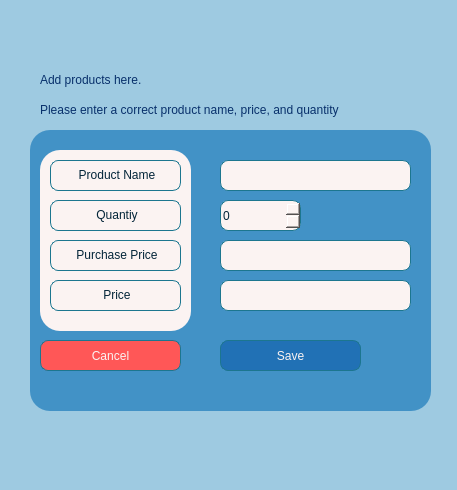
Old version of the form ui/add_product_form.ui in the repository CristobalAlex/AppDev-Project-DailySalesTracker-BSIT22A2.
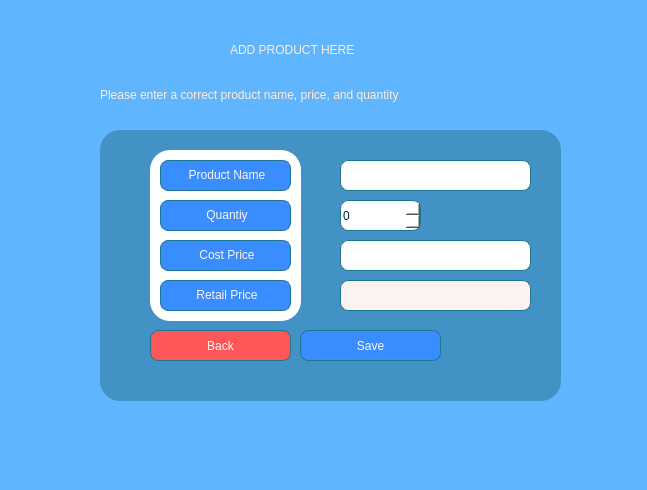
New version of the form.

Commit message: changes in add product table

The edit to the form file:
```diff
--- a/ui/add_product_form.ui
+++ b/ui/add_product_form.ui
@@ -6,25 +6,28 @@
    <rect>
     <x>0</x>
     <y>0</y>
-    <width>457</width>
+    <width>647</width>
     <height>490</height>
    </rect>
   </property>
   <property name="windowTitle">
    <string>MainWindow</string>
   </property>
+  <property name="layoutDirection">
+   <enum>Qt::LeftToRight</enum>
+  </property>
   <property name="styleSheet">
-   <string notr="true">background-color:rgb(158, 202, 225);
+   <string notr="true">background-color:rgb(96, 181, 255);
 </string>
   </property>
   <widget class="QWidget" name="centralwidget">
    <widget class="QFrame" name="frame">
     <property name="geometry">
      <rect>
-      <x>30</x>
+      <x>100</x>
       <y>130</y>
-      <width>401</width>
-      <height>281</height>
+      <width>461</width>
+      <height>271</height>
      </rect>
     </property>
     <property name="styleSheet">
@@ -40,15 +43,15 @@
     <widget class="QLabel" name="label_4">
      <property name="geometry">
       <rect>
-       <x>20</x>
+       <x>60</x>
        <y>30</y>
        <width>131</width>
        <height>31</height>
       </rect>
      </property>
      <property name="styleSheet">
-      <string notr="true">background-color:rgb(251, 243, 242);
-color:rgb(3, 37, 57);
+      <string notr="true">background-color: rgb(58, 141, 255);
+color:rgb(251, 243, 242);
 font: 75 10pt &quot;Verdana&quot;;
 border: 1px solid rgb(28, 118, 143);
 border-radius: 8px;</string>
@@ -60,14 +63,14 @@
     <widget class="Line" name="line">
      <property name="geometry">
       <rect>
-       <x>10</x>
+       <x>50</x>
        <y>20</y>
        <width>151</width>
-       <height>181</height>
+       <height>171</height>
       </rect>
      </property>
      <property name="styleSheet">
-      <string notr="true">background-color:rgb(251, 243, 242);;</string>
+      <string notr="true">background-color:rgb(255, 255, 255);</string>
      </property>
      <property name="orientation">
       <enum>Qt::Vertical</enum>
@@ -76,35 +79,38 @@
     <widget class="QLabel" name="newPassword_2">
      <property name="geometry">
       <rect>
-       <x>20</x>
-       <y>150</y>
+       <x>60</x>
+       <y>110</y>
        <width>131</width>
        <height>31</height>
       </rect>
      </property>
+     <property name="layoutDirection">
+      <enum>Qt::LeftToRight</enum>
+     </property>
      <property name="styleSheet">
-      <string notr="true">background-color:rgb(251, 243, 242);
-color:rgb(3, 37, 57);
+      <string notr="true">background-color: rgb(58, 141, 255);
+color:rgb(251, 243, 242);
 font: 75 10pt &quot;Verdana&quot;;
 border: 1px solid rgb(28, 118, 143);
 border-radius: 8px;</string>
      </property>
      <property name="text">
-      <string>&lt;html&gt;&lt;head/&gt;&lt;body&gt;&lt;p align=&quot;center&quot;&gt;Price&lt;/p&gt;&lt;/body&gt;&lt;/html&gt;</string>
+      <string>&lt;html&gt;&lt;head/&gt;&lt;body&gt;&lt;p align=&quot;center&quot;&gt;Cost Price&lt;/p&gt;&lt;/body&gt;&lt;/html&gt;</string>
      </property>
     </widget>
     <widget class="QLabel" name="newPassword_4">
      <property name="geometry">
       <rect>
-       <x>20</x>
+       <x>60</x>
        <y>70</y>
        <width>131</width>
        <height>31</height>
       </rect>
      </property>
      <property name="styleSheet">
-      <string notr="true">background-color:rgb(251, 243, 242);
-color:rgb(3, 37, 57);
+      <string notr="true">background-color: rgb(58, 141, 255);
+color:rgb(251, 243, 242);
 font: 75 10pt &quot;Verdana&quot;;
 border: 1px solid rgb(28, 118, 143);
 border-radius: 8px;</string>
@@ -116,14 +122,14 @@
     <widget class="QLineEdit" name="productNameInput">
      <property name="geometry">
       <rect>
-       <x>190</x>
+       <x>240</x>
        <y>30</y>
        <width>191</width>
        <height>31</height>
       </rect>
      </property>
      <property name="styleSheet">
-      <string notr="true">background-color:rgb(251, 243, 242);;
+      <string notr="true">background-color:rgb(255, 255, 255);
 color:rgb(3, 37, 57);
 font: 75 10pt &quot;Verdana&quot;;
 border: 1px solid rgb(28, 118, 143);
@@ -133,14 +139,14 @@
     <widget class="QLineEdit" name="priceInput">
      <property name="geometry">
       <rect>
-       <x>190</x>
-       <y>150</y>
+       <x>240</x>
+       <y>110</y>
        <width>191</width>
        <height>31</height>
       </rect>
      </property>
      <property name="styleSheet">
-      <string notr="true">background-color:rgb(251, 243, 242);;
+      <string notr="true">background-color:rgb(255, 255, 255);
 color:rgb(3, 37, 57);
 font: 75 10pt &quot;Verdana&quot;;
 border: 1px solid rgb(28, 118, 143);
@@ -150,14 +156,14 @@
     <widget class="QSpinBox" name="stockInput">
      <property name="geometry">
       <rect>
-       <x>190</x>
+       <x>240</x>
        <y>70</y>
        <width>81</width>
        <height>31</height>
       </rect>
      </property>
      <property name="styleSheet">
-      <string notr="true">background-color:rgb(251, 243, 242);;
+      <string notr="true">background-color:rgb(255, 255, 255);
 color:rgb(3, 37, 57);
 font: 75 10pt &quot;Verdana&quot;;
 border: 1px solid rgb(28, 118, 143);
@@ -167,8 +173,8 @@
     <widget class="QPushButton" name="backBtn">
      <property name="geometry">
       <rect>
-       <x>10</x>
-       <y>210</y>
+       <x>50</x>
+       <y>200</y>
        <width>141</width>
        <height>31</height>
       </rect>
@@ -181,34 +187,57 @@
 background-color:rgb(255, 87, 87);</string>
      </property>
      <property name="text">
-      <string>Cancel</string>
+      <string>Back</string>
      </property>
     </widget>
-    <widget class="QLabel" name="newPassword_3">
+    <widget class="QPushButton" name="saveBtn">
      <property name="geometry">
       <rect>
-       <x>20</x>
-       <y>110</y>
+       <x>200</x>
+       <y>200</y>
+       <width>141</width>
+       <height>31</height>
+      </rect>
+     </property>
+     <property name="styleSheet">
+      <string notr="true">border: 1px solid rgb(28, 118, 143);
+font: 75 10pt &quot;MS Shell Dlg 2&quot;;
+border-radius: 8px;
+color:rgb(251, 243, 242);
+background-color: rgb(58, 141, 255);</string>
+     </property>
+     <property name="text">
+      <string>Save</string>
+     </property>
+    </widget>
+    <widget class="QLabel" name="retaillabel">
+     <property name="geometry">
+      <rect>
+       <x>60</x>
+       <y>150</y>
        <width>131</width>
        <height>31</height>
       </rect>
      </property>
+     <property name="layoutDirection">
+      <enum>Qt::LeftToRight</enum>
+     </property>
      <property name="styleSheet">
-      <string notr="true">background-color:rgb(251, 243, 242);
-color:rgb(3, 37, 57);
+      <string notr="true">background-color: rgb(58, 141, 255);
+color:rgb(251, 243, 242);
 font: 75 10pt &quot;Verdana&quot;;
 border: 1px solid rgb(28, 118, 143);
 border-radius: 8px;</string>
      </property>
      <property name="text">
-      <string>&lt;html&gt;&lt;head/&gt;&lt;body&gt;&lt;p align=&quot;center&quot;&gt;Purchase Price&lt;/p&gt;&lt;/body&gt;&lt;/html&gt;</string>
+      <string>&lt;html&gt;&lt;head/&gt;&lt;body&gt;&lt;p align=&quot;center&quot;&gt;Retail Price&lt;/p&gt;&lt;/body&gt;&lt;/html&gt;</string>
      </property>
     </widget>
     <widget class="QLineEdit" name="purchasePriceInput">
      <property name="geometry">
       <rect>
-       <x>190</x>
-       <y>110</y>
+       <x>240</x>
+       <y>150</y>
        <width>191</width>
        <height>31</height>
       </rect>
@@ -229,64 +258,49 @@
     <zorder>priceInput</zorder>
     <zorder>stockInput</zorder>
     <zorder>backBtn</zorder>
-    <zorder>newPassword_3</zorder>
-    <zorder>purchasePriceInput</zorder>
-   </widget>
-   <widget class="QPushButton" name="saveBtn">
-    <property name="geometry">
-     <rect>
-      <x>220</x>
-      <y>340</y>
-      <width>141</width>
-      <height>31</height>
-     </rect>
-    </property>
-    <property name="styleSheet">
-     <string notr="true">border: 1px solid rgb(28, 118, 143);
-font: 75 10pt &quot;MS Shell Dlg 2&quot;;
-border-radius: 8px;
-color:rgb(251, 243, 242);
-background-color:rgb(33, 113, 181);</string>
-    </property>
-    <property name="text">
-     <string>Save</string>
-    </property>
+    <zorder>saveBtn</zorder>
+    <zorder>retaillabel</zorder>
+    <zorder>priceInput</zorder>
    </widget>
    <widget class="QLabel" name="label">
     <property name="geometry">
      <rect>
-      <x>40</x>
-      <y>70</y>
-      <width>281</width>
-      <height>20</height>
+      <x>230</x>
+      <y>40</y>
+      <width>221</width>
+      <height>21</height>
      </rect>
     </property>
     <property name="styleSheet">
-     <string notr="true">
-color:rgb(8, 48, 107);
-font: 75 12pt &quot;Verdana&quot;;</string>
+     <string notr="true">color:rgb(255, 236, 219);
+font: 75 12pt &quot;Eras Bold ITC&quot;;</string>
     </property>
     <property name="text">
-     <string>&lt;html&gt;&lt;head/&gt;&lt;body&gt;&lt;p&gt;Add products here.&lt;/p&gt;&lt;/body&gt;&lt;/html&gt;</string>
+     <string>&lt;html&gt;&lt;head/&gt;&lt;body&gt;&lt;p&gt;ADD PRODUCT HERE&lt;/p&gt;&lt;/body&gt;&lt;/html&gt;</string>
     </property>
    </widget>
    <widget class="QLabel" name="label_2">
     <property name="geometry">
      <rect>
-      <x>40</x>
-      <y>100</y>
-      <width>391</width>
-      <height>20</height>
+      <x>100</x>
+      <y>70</y>
+      <width>491</width>
+      <height>51</height>
      </rect>
     </property>
     <property name="styleSheet">
-     <string notr="true">
-color:rgb(8, 48, 107);
-font: 75 10pt &quot;Verdana&quot;;</string>
+     <string notr="true">color:rgb(255, 236, 219);
+font: 75 12pt &quot;Verdana&quot;;
+font-weight:350;
+
+</string>
     </property>
     <property name="text">
      <string>&lt;html&gt;&lt;head/&gt;&lt;body&gt;&lt;p&gt;Please enter a correct product name, price, and quantity&lt;/p&gt;&lt;/body&gt;&lt;/html&gt;</string>
     </property>
+    <property name="wordWrap">
+     <bool>true</bool>
+    </property>
    </widget>
   </widget>
   <widget class="QStatusBar" name="statusbar"/>
```
Left out of the diff: 18 changed lines with no effect on the pictures.
